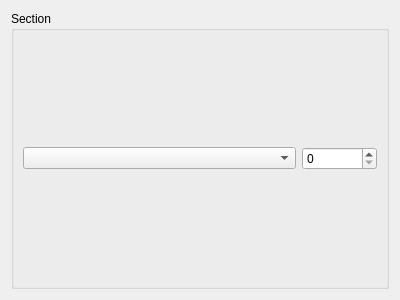
Qt form src/airunner/widgets/font_settings/templates/font_setting.ui (Capsize-Games/airunner) before a commit.
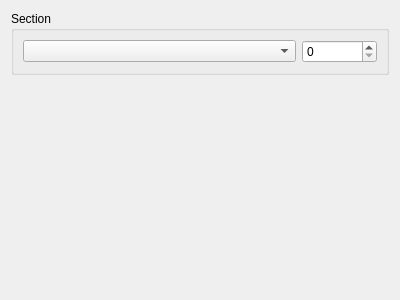
The same form after that commit.

Commit message: Fix font settings widget layout

Patch:
```diff
--- a/src/airunner/widgets/font_settings/templates/font_setting.ui
+++ b/src/airunner/widgets/font_settings/templates/font_setting.ui
@@ -36,6 +36,19 @@
      </layout>
     </widget>
    </item>
+   <item row="1" column="0">
+    <spacer name="verticalSpacer">
+     <property name="orientation">
+      <enum>Qt::Vertical</enum>
+     </property>
+     <property name="sizeHint" stdset="0">
+      <size>
+       <width>20</width>
+       <height>40</height>
+      </size>
+     </property>
+    </spacer>
+   </item>
   </layout>
  </widget>
  <resources/>
```
The commit also changes 2 other files.
